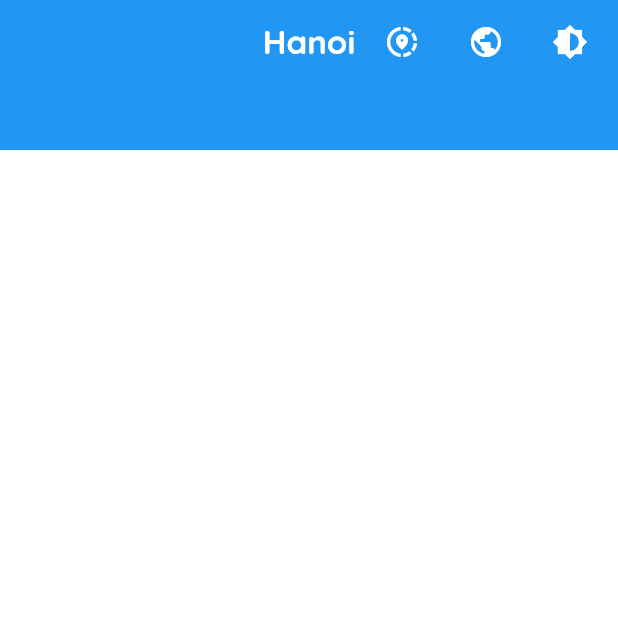
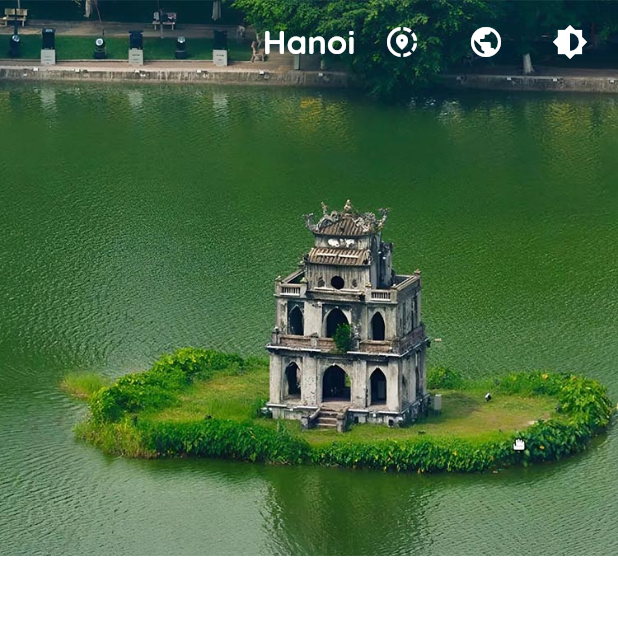
Before and after one commit to DHDuong2903/Weather-App, a Flutter app: the screen it shows after launch, after a tap on "Bắt đầu xem thời tiết", on a phone screen of 412 x 824 dp, the top half of it. Run offline on Flutter 3.47's test engine with Material 3 defaults, Android fonts, the phone set to English and light mode, and no system bars.

Commit message:
add_location_images_in_HomePage

```diff
--- a/lib/components/CustomAppBar.dart
+++ b/lib/components/CustomAppBar.dart
@@ -20,7 +20,7 @@ class CustomAppBar extends StatelessWidget implements PreferredSizeWidget {
   @override
   Widget build(BuildContext context) {
     return AppBar(
-      backgroundColor: Colors.blue,
+      backgroundColor: const Color.fromARGB(0, 168, 176, 189),
       elevation: 0,
       title: Text(
         city,
--- a/lib/pages/HomePage.dart
+++ b/lib/pages/HomePage.dart
@@ -12,8 +12,25 @@ class HomePage extends StatefulWidget {
 class _HomePageState extends State<HomePage> {
   String city = "Hanoi";
   String language = 'vi';
+
+  String getCityImage(String city) {
+    switch (city.toLowerCase()) {
+      case 'hanoi':
+        return 'assets/images/hanoi.jpg';
+      case 'new york':
+        return 'assets/images/newyork.jpg';
+      case 'tokyo':
+        return 'assets/images/tokyo.jpg';
+      case 'london':
+        return 'assets/images/london.jpg';
+      default:
+        return 'assets/images/default_city.jpg';
+    }
+  }
+
   @override
   Widget build(BuildContext context) {
+    final screenHeight = MediaQuery.of(context).size.height;
     return Scaffold(
       extendBodyBehindAppBar: true,
       appBar: CustomAppBar(
@@ -23,6 +40,17 @@ class _HomePageState extends State<HomePage> {
         onCityChanged: (val) => setState(() => city = val),
         onLanguageChanged: (val) => setState(() => language = val),
       ),
+      body: Stack(
+        children: [
+          Positioned(
+            top: 0,
+            left: 0,
+            right: 0,
+            height: screenHeight * 0.45,
+            child: Image.asset(getCityImage(city), fit: BoxFit.cover),
+          ),
+        ],
+      ),
     );
   }
 }
--- a/pubspec.yaml
+++ b/pubspec.yaml
@@ -63,6 +63,10 @@ flutter:
   assets:
     - assets/images/logo.png
     - assets/images/bg_intro.jpg
+    - assets/images/hanoi.jpg
+    - assets/images/newyork.jpg
+    - assets/images/tokyo.jpg
+    - assets/images/london.jpg
 
   # An image asset can refer to one or more resolution-specific "variants", see
   # https://flutter.dev/to/resolution-aware-images
```
Also changed, not shown: assets/images/hanoi.jpg (added), assets/images/london.jpg (added), assets/images/newyork.jpg (added), assets/images/tokyo.jpg (added).
